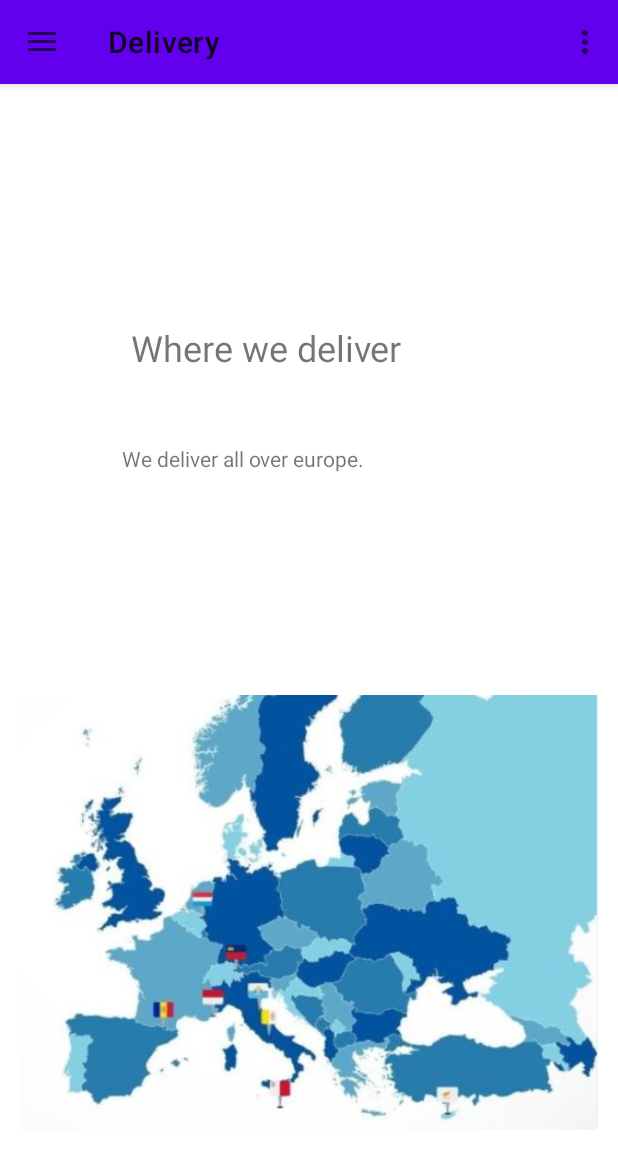
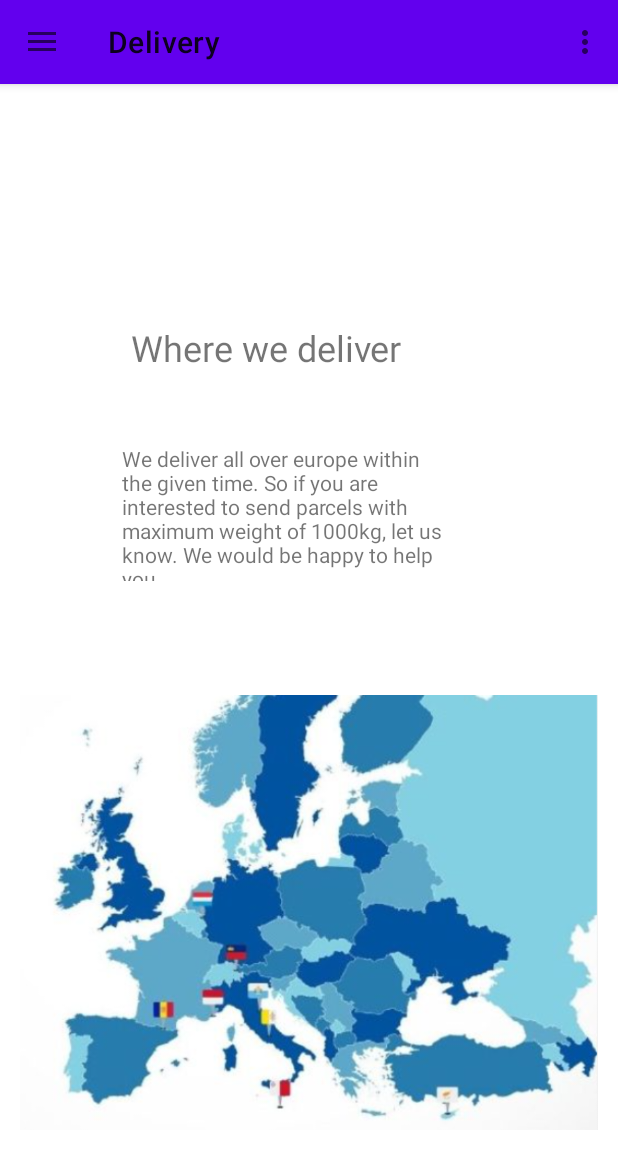
Before and after one commit to ancahutupasu/HeServices2, an Android app: the DeliveryFragment screen opened through its navigation route, on a phone screen of 412 x 824 dp. Shown: the top 1169 px of the screen. Run offline under Robolectric (Android 15) with nearby library versions, the phone set to English and light mode, and no system bars; our stand-ins replace navigation-ui.

Commit message:
updated fragment delivery

```diff
--- a/app/src/main/res/layout/fragment_delivery.xml
+++ b/app/src/main/res/layout/fragment_delivery.xml
@@ -56,7 +56,7 @@
             android:id="@+id/textView3"
             android:layout_width="215dp"
             android:layout_height="91dp"
-            android:text="We deliver all over europe. " />
+            android:text="We deliver all over europe within the given time. So if you are interested to send parcels with maximum weight of 1000kg, let us know. We would be happy to help you." />
     </LinearLayout>
 
 </androidx.constraintlayout.widget.ConstraintLayout>
```
